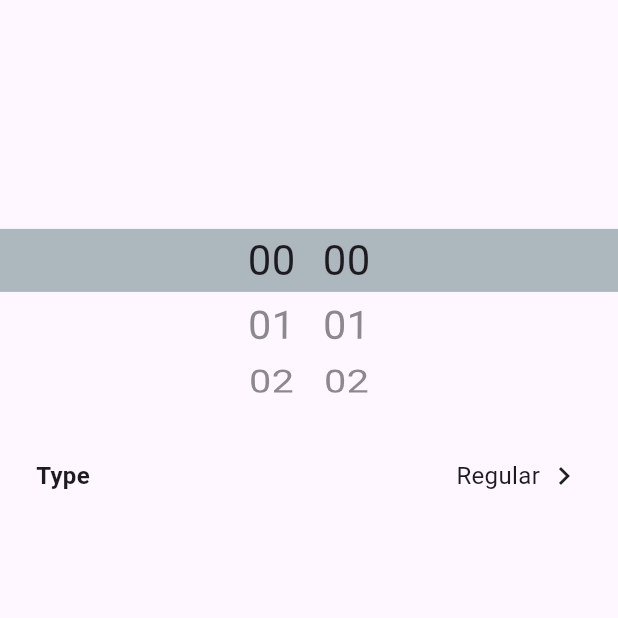
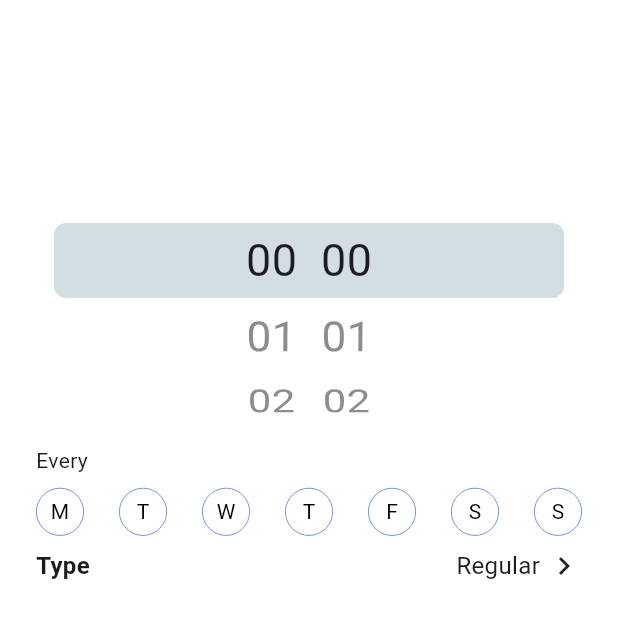
Before and after one commit to jokoolle-183/getup, a Flutter app: the CreateNewAlarmScreen screen opened by its route, on a phone screen of 412 x 824 dp. Shown: the top 618 px of the screen. Run offline on Flutter 3.47's test engine with Material 3 defaults, Android fonts, the phone set to English and light mode, and no system bars; our stand-ins replace drift, drift_flutter, equatable, flutter_bloc, flutter_local_notifications, flutter_timezone and 7 more; missing offline and left inert: alarm, android_intent_plus; accounts and stored records are empty; generated files the repository leaves out were written again; statements that could not run were skipped.

Commit message:
Crated day picker and implemented callbacks for time picker

```diff
--- a/lib/presentation/create_new_alarm/alarm_type_dialog.dart
+++ b/lib/presentation/create_new_alarm/alarm_type_dialog.dart
@@ -1,3 +1,5 @@
+// ignore_for_file: must_be_immutable
+
 import 'package:flutter/material.dart';
 import 'package:walk_it_up/presentation/create_new_alarm/alarm_type.dart';
 
--- a/lib/presentation/create_new_alarm/create_new_alarm_cubit.dart
+++ b/lib/presentation/create_new_alarm/create_new_alarm_cubit.dart
@@ -1,8 +1,10 @@
 import 'package:flutter_bloc/flutter_bloc.dart';
+import 'package:walk_it_up/data/model/weekdays.dart';
 import 'package:walk_it_up/data/repository/alarm_set_repository.dart';
 import 'package:walk_it_up/data/repository/regular_alarm_repository.dart';
 import 'package:walk_it_up/presentation/create_new_alarm/alarm_type.dart';
 import 'package:walk_it_up/presentation/create_new_alarm/create_new_alarm_state.dart';
+import 'package:walk_it_up/presentation/create_new_alarm/pair.dart';
 
 class CreateNewAlarmCubit extends Cubit<CreateNewAlarmState> {
   CreateNewAlarmCubit({
@@ -16,4 +18,26 @@ class CreateNewAlarmCubit extends Cubit<CreateNewAlarmState> {
   void onTypeChanged(AlarmType selectedType) {
     emit(state.copyWith(type: selectedType));
   }
+
+  void onDaySelected(Weekday weekday) {
+    final daysOfWeek = state.daysOfWeek;
+    final newList = List<Weekday>.from(daysOfWeek);
+    if (daysOfWeek.contains(weekday)) {
+      newList.remove(weekday);
+    } else {
+      newList.add(weekday);
+    }
+
+    newList.sort((a, b) => a.index.compareTo(b.index));
+    emit(state.copyWith(daysOfWeek: newList));
+  }
+
+  void onTimeSelected(String time) {
+    print("Testis $time");
+    // Bla
+  }
+
+  void onEndTimeSelected(String time) {
+    print("Testis $time");
+  }
 }
--- a/lib/presentation/create_new_alarm/create_new_alarm_screen.dart
+++ b/lib/presentation/create_new_alarm/create_new_alarm_screen.dart
@@ -6,9 +6,9 @@ import 'package:walk_it_up/presentation/create_new_alarm/alarm_type.dart';
 import 'package:walk_it_up/presentation/create_new_alarm/alarm_type_dialog.dart';
 import 'package:walk_it_up/presentation/create_new_alarm/create_new_alarm_cubit.dart';
 import 'package:walk_it_up/presentation/create_new_alarm/create_new_alarm_state.dart';
-import 'package:walk_it_up/presentation/create_new_alarm/recurring_picker.dart';
+import 'package:walk_it_up/presentation/create_new_alarm/day_picker.dart';
+import 'package:walk_it_up/presentation/create_new_alarm/pair.dart';
 import 'package:walk_it_up/presentation/create_new_alarm/time_picker.dart';
-import 'package:walk_it_up/presentation/create_new_alarm/time_wheel_picker.dart';
 
 class CreateNewAlarmScreen extends StatelessWidget {
   const CreateNewAlarmScreen({super.key});
@@ -24,11 +24,22 @@ class CreateNewAlarmScreen extends StatelessWidget {
       ),
       child: BlocBuilder<CreateNewAlarmCubit, CreateNewAlarmState>(
         builder: (context, state) => Scaffold(
+          backgroundColor: Colors.white,
           body: LayoutBuilder(builder: (context, constraints) {
             return Column(
               children: [
                 const Gap(50),
-                TimePickerFactory.getPicker(state.type).buildPicker(),
+                TimePickerFactory.getPicker(
+                  state.type,
+                  Pair(
+                    context.read<CreateNewAlarmCubit>().onTimeSelected,
+                    context.read<CreateNewAlarmCubit>().onEndTimeSelected,
+                  ),
+                ).buildPicker(),
+                DayPicker(
+                  selectedDays: state.daysOfWeek,
+                  onSelected: context.read<CreateNewAlarmCubit>().onDaySelected,
+                ),
                 InkWell(
                   onTap: () => openDialog(
                     context,
--- a/lib/presentation/create_new_alarm/create_new_alarm_state.dart
+++ b/lib/presentation/create_new_alarm/create_new_alarm_state.dart
@@ -12,6 +12,7 @@ class CreateNewAlarmState with _$CreateNewAlarmState {
     required String soundPath,
     required bool isVibrate,
     required List<Weekday> daysOfWeek,
+    String? selectedDaysText,
     int? snoozeDuration,
     String? label,
   }) = _CreateNewAlarmState;
--- /dev/null
+++ b/lib/presentation/create_new_alarm/day_picker.dart
@@ -0,0 +1,76 @@
+import 'package:flutter/material.dart';
+import 'package:walk_it_up/data/model/weekdays.dart';
+
+class DayPicker extends StatelessWidget {
+  const DayPicker({
+    required this.selectedDays,
+    required this.onSelected,
+    super.key,
+  });
+
+  final List<Weekday> selectedDays;
+  final Function(Weekday weekday) onSelected;
+
+  @override
+  Widget build(BuildContext context) {
+    return Column(
+      children: [
+        Align(
+            alignment: Alignment.topLeft,
+            child: Padding(
+              padding: const EdgeInsets.only(left: 24.0, bottom: 8.0),
+              child: Text("Every ${joinDays()}"),
+            )),
+        Padding(
+          padding: EdgeInsets.symmetric(horizontal: 24.0),
+          child: Row(
+            mainAxisAlignment: MainAxisAlignment.spaceBetween,
+            children: [
+              ...Weekday.values.map(
+                (day) => Material(
+                  shape: const CircleBorder(),
+                  color: selectedDays.contains(day)
+                      ? const Color.fromARGB(255, 71, 114, 213)
+                      : Colors.white,
+                  child: InkWell(
+                    customBorder: const CircleBorder(),
+                    onTap: () => onSelected(day),
+                    child: Container(
+                      height: 32,
+                      width: 32,
+                      decoration: BoxDecoration(
+                        shape: BoxShape.circle,
+                        border: Border.all(
+                            color: const Color.fromARGB(255, 71, 114, 213),
+                            width: 0.5),
+                      ),
+                      child: Align(
+                        alignment: Alignment.center,
+                        child: Text(
+                          day.abbreviation.characters.first,
+                          style: TextStyle(
+                            color: selectedDays.contains(day)
+                                ? Colors.white
+                                : Colors.black,
+                          ),
+                        ),
+                      ),
+                    ),
+                  ),
+                ),
+              )
+            ],
+          ),
+        ),
+      ],
+    );
+  }
+
+  String joinDays() {
+    if (selectedDays.length == Weekday.values.length) {
+      return 'day';
+    } else {
+      return selectedDays.map((day) => day.abbreviation).join(', ');
+    }
+  }
+}
--- /dev/null
+++ b/lib/presentation/create_new_alarm/pair.dart
@@ -0,0 +1,9 @@
+class Pair<L, R> {
+  final L left;
+  final R right;
+
+  Pair(this.left, this.right);
+
+  @override
+  String toString() => 'Pair($left, $right)';
+}
--- a/lib/presentation/create_new_alarm/recurring_picker.dart
+++ b/lib/presentation/create_new_alarm/recurring_picker.dart
@@ -1,31 +1,37 @@
 import 'package:flutter/material.dart';
+import 'package:walk_it_up/presentation/create_new_alarm/time_picker.dart';
 import 'package:walk_it_up/presentation/create_new_alarm/time_wheel_picker.dart';
 
 class RecurringPicker extends StatelessWidget {
-  const RecurringPicker({super.key});
+  const RecurringPicker({
+    required this.onTimeSelected,
+    super.key,
+  });
+
+  final TimePickerCallback onTimeSelected;
   @override
   Widget build(BuildContext context) {
-    return const Row(
+    return Row(
       children: [
         Expanded(
           child: Column(
             children: [
-              Text(
+              const Text(
                 'Start time',
                 style: TextStyle(fontSize: 20),
               ),
-              TimeWheelPicker(),
+              TimeWheelPicker(onTimeSelected: onTimeSelected.left),
             ],
           ),
         ),
         Expanded(
           child: Column(
             children: [
-              Text(
+              const Text(
                 'End time',
                 style: TextStyle(fontSize: 20),
               ),
-              TimeWheelPicker(),
+              TimeWheelPicker(onTimeSelected: onTimeSelected.right),
             ],
           ),
         ),
--- a/lib/presentation/create_new_alarm/time_picker.dart
+++ b/lib/presentation/create_new_alarm/time_picker.dart
@@ -1,33 +1,51 @@
 import 'package:flutter/material.dart';
 import 'package:walk_it_up/presentation/create_new_alarm/alarm_type.dart';
+import 'package:walk_it_up/presentation/create_new_alarm/pair.dart';
 import 'package:walk_it_up/presentation/create_new_alarm/recurring_picker.dart';
 import 'package:walk_it_up/presentation/create_new_alarm/time_wheel_picker.dart';
 
+typedef TimePickerCallback = Pair<Function(String), Function(String)>;
+
 abstract class TimePicker {
+  abstract TimePickerCallback callback;
   Widget buildPicker();
 }
 
 class RegularAlarmPicker implements TimePicker {
+  RegularAlarmPicker(this.callback);
+
+  @override
+  TimePickerCallback callback;
+
   @override
   Widget buildPicker() {
-    return const TimeWheelPicker();
+    return TimeWheelPicker(
+      onTimeSelected: callback.left,
+    );
   }
 }
 
 class RecurringAlarmPicker implements TimePicker {
+  RecurringAlarmPicker(this.callback);
+
+  @override
+  TimePickerCallback callback;
+
   @override
   Widget buildPicker() {
-    return const RecurringPicker();
+    return RecurringPicker(
+      onTimeSelected: callback,
+    );
   }
 }
 
 class TimePickerFactory {
-  static TimePicker getPicker(AlarmType type) {
+  static TimePicker getPicker(AlarmType type, TimePickerCallback callback) {
     switch (type) {
       case AlarmType.regular:
-        return RegularAlarmPicker();
+        return RegularAlarmPicker(callback);
       case AlarmType.recurringDaily:
-        return RecurringAlarmPicker();
+        return RecurringAlarmPicker(callback);
       default:
         throw Exception("Unknown alarm type");
     }
--- a/lib/presentation/create_new_alarm/time_wheel_picker.dart
+++ b/lib/presentation/create_new_alarm/time_wheel_picker.dart
@@ -1,7 +1,11 @@
 import 'package:flutter/material.dart';
 
 class TimeWheelPicker extends StatelessWidget {
-  const TimeWheelPicker({super.key});
+  const TimeWheelPicker({
+    required this.onTimeSelected,
+    super.key,
+  });
+  final Function(String) onTimeSelected;
 
   @override
   Widget build(BuildContext context) {
@@ -11,10 +15,16 @@ class TimeWheelPicker extends StatelessWidget {
         children: [
           Align(
             alignment: Alignment.center,
-            child: Container(
-              width: MediaQuery.of(context).size.width,
-              height: 42,
-              color: const Color.fromARGB(255, 173, 184, 190),
+            child: Padding(
+              padding: const EdgeInsets.symmetric(horizontal: 36.0),
+              child: Container(
+                decoration: BoxDecoration(
+                  borderRadius: BorderRadius.circular(8.0),
+                  color: Color.fromARGB(255, 211, 222, 227),
+                ),
+                width: MediaQuery.of(context).size.width,
+                height: 50,
+              ),
             ),
           ),
           Align(
@@ -25,18 +35,20 @@ class TimeWheelPicker extends StatelessWidget {
               children: [
                 SizedBox(
                   width: 50,
-                  height: 200,
+                  height: 220,
                   child: ListWheelScrollView(
                     physics: const FixedExtentScrollPhysics(),
-                    itemExtent: 42,
+                    itemExtent: 50,
                     clipBehavior: Clip.antiAliasWithSaveLayer,
                     overAndUnderCenterOpacity: 0.5,
+                    onSelectedItemChanged: (index) =>
+                        onTimeSelected(getHourStrings()[index]),
                     children: [
                       ...getHourStrings().map((e) => Align(
                             alignment: Alignment.center,
                             child: Text(
                               e,
-                              style: const TextStyle(fontSize: 28),
+                              style: const TextStyle(fontSize: 30),
                             ),
                           ))
                     ],
@@ -44,18 +56,20 @@ class TimeWheelPicker extends StatelessWidget {
                 ),
                 SizedBox(
                   width: 50,
-                  height: 200,
+                  height: 220,
                   child: ListWheelScrollView(
-                    itemExtent: 42,
+                    itemExtent: 50,
                     clipBehavior: Clip.antiAliasWithSaveLayer,
                     overAndUnderCenterOpacity: 0.5,
                     physics: const FixedExtentScrollPhysics(),
+                    onSelectedItemChanged: (index) =>
+                        onTimeSelected(getMinuteStrings()[index]),
                     children: [
                       ...getMinuteStrings().map((e) => Align(
                             alignment: Alignment.center,
                             child: Text(
                               e,
-                              style: const TextStyle(fontSize: 28),
+                              style: const TextStyle(fontSize: 30),
                             ),
                           ))
                     ],
```
Also changed, not shown: lib/presentation/create_new_alarm/create_new_alarm_state.freezed.dart.
